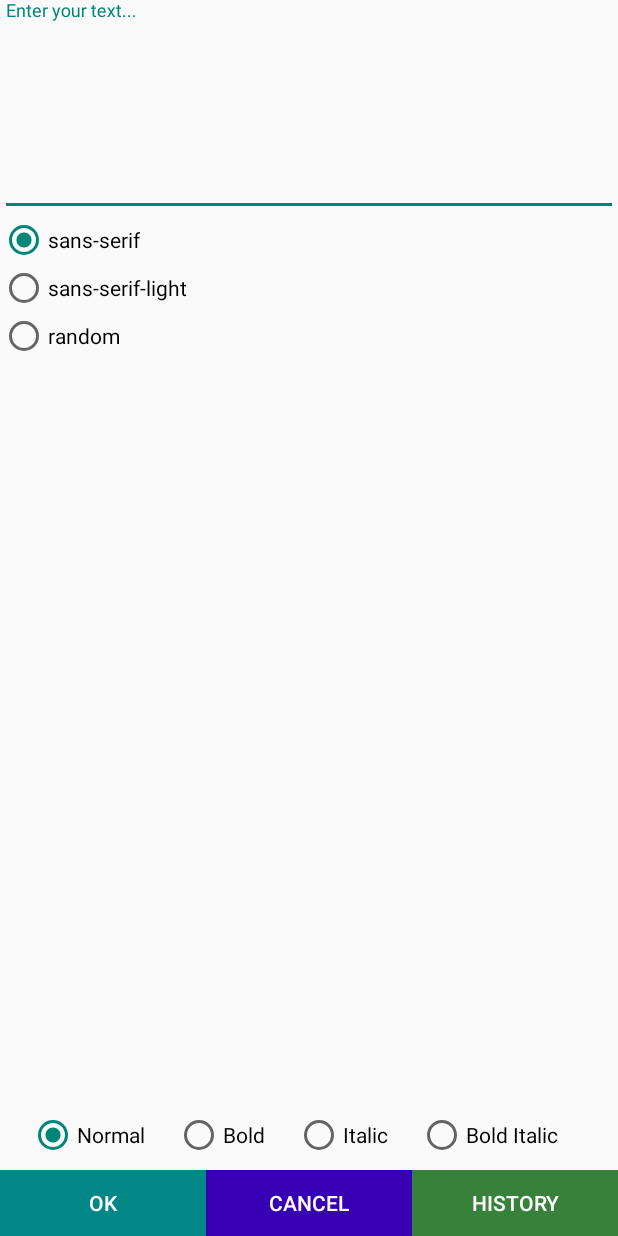
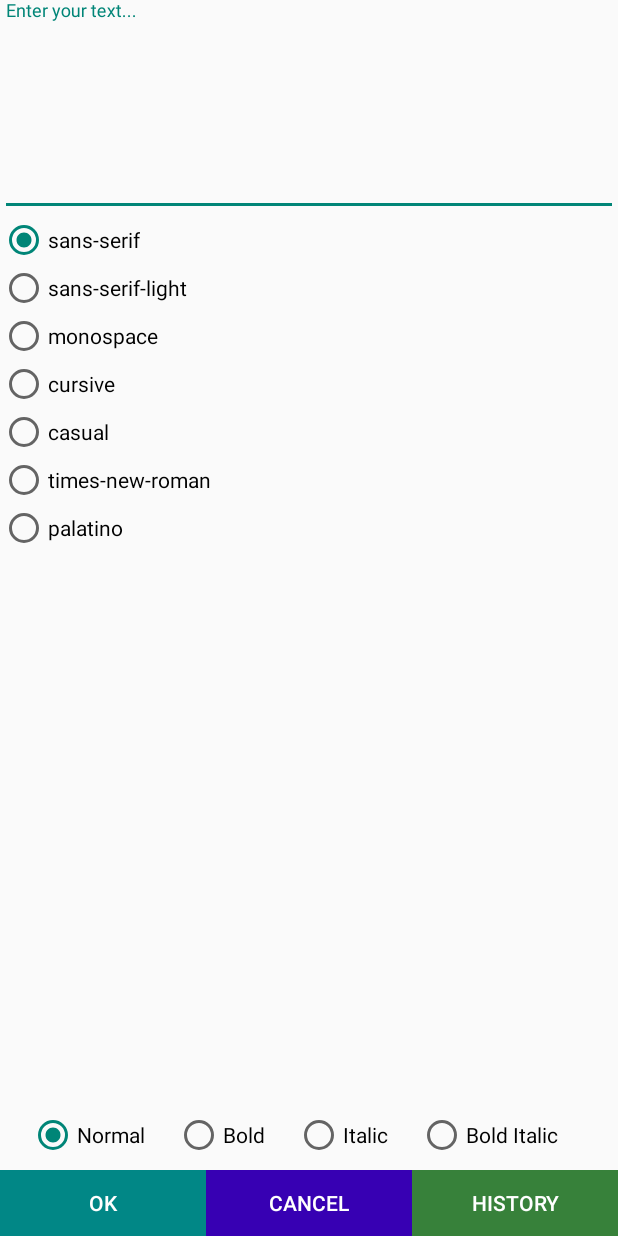
Before and after one commit to Hlebushkek/AndroidDevKPI, an Android app: the screen it shows after launch (MainActivity), on a phone screen of 412 x 824 dp. Run offline under Robolectric (Android 15) with nearby library versions, the phone set to English and light mode, and no system bars.

Commit message:
update available fonts

```diff
--- a/Lab1/app/src/main/java/com/example/lab1/FontSelectionFragment.kt
+++ b/Lab1/app/src/main/java/com/example/lab1/FontSelectionFragment.kt
@@ -18,7 +18,8 @@ class FontSelectionFragment : Fragment() {
     var delegate: FontSelectionFragmentDelegate? = null
 
     private val availableFonts = arrayOf(
-        "sans-serif", "sans-serif-light", "random"
+        "sans-serif", "sans-serif-light", "monospace", "cursive", "casual",
+        "times-new-roman", "palatino"
     )
 
     override fun onCreateView(
```
